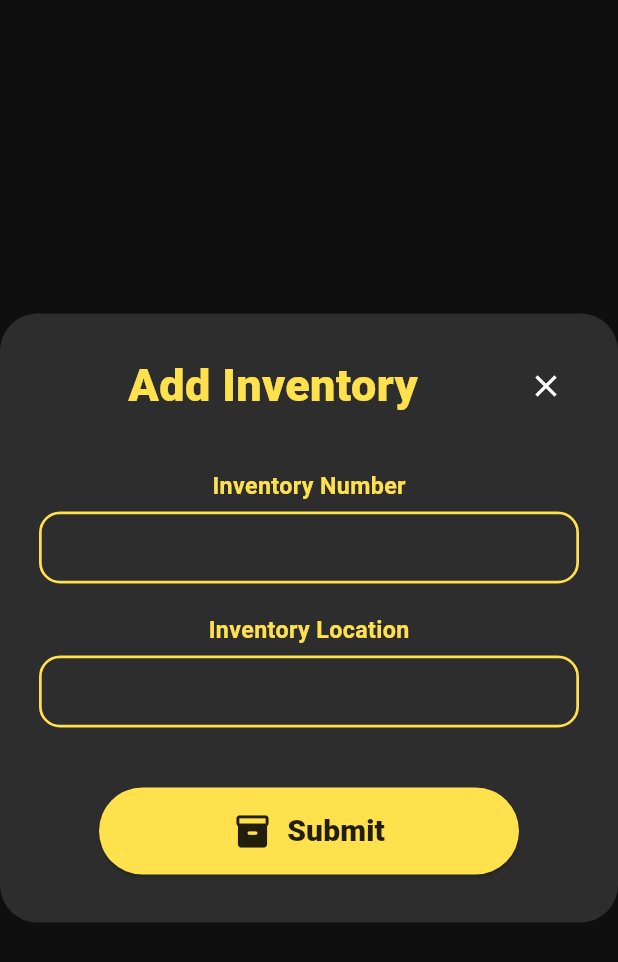
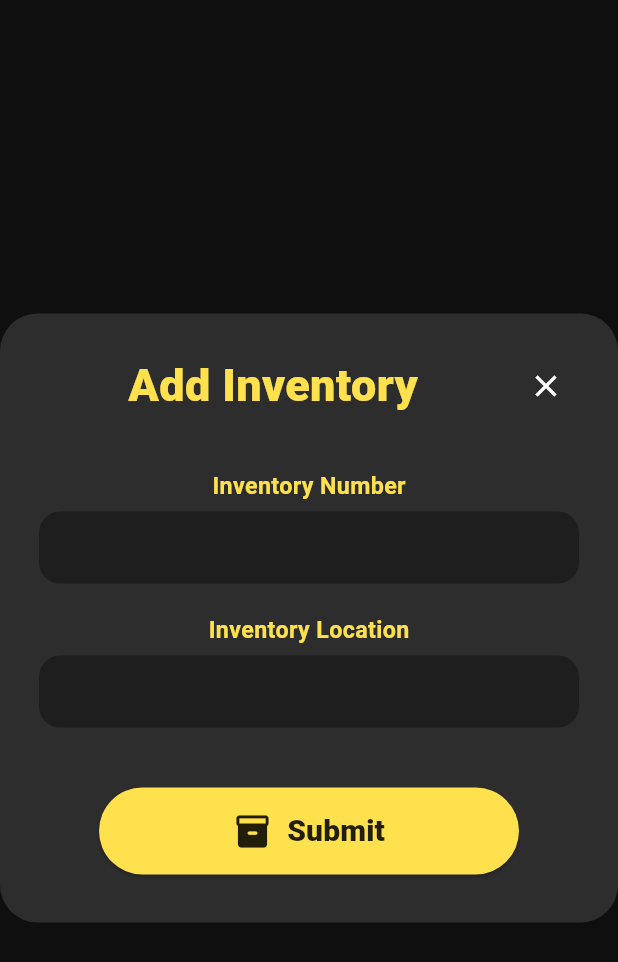
Before and after one commit to RamiRimawi/Graduation, a Flutter app: the AddInventoryPopup widget shown alone on an empty page, opened directly with empty values, on a phone screen of 412 x 824 dp. Shown: the top 962 px of the screen. Run offline on Flutter 3.47's test engine with Material 3 defaults, Android fonts, the phone set to English and light mode, and no system bars; our stand-ins replace font_awesome_flutter, google_fonts, image_picker, supabase_flutter; accounts and stored records are empty.

```diff
--- a/lib/Website/add_inventory_pop.dart
+++ b/lib/Website/add_inventory_pop.dart
@@ -175,14 +175,14 @@ class _AddInventoryPopupState extends State<AddInventoryPopup> {
         hintText: hint,
         hintStyle: const TextStyle(color: Colors.white54, fontSize: 15),
         filled: true,
-        fillColor: const Color(0xFF2D2D2D),
+        fillColor: const Color(0xFF1E1E1E),
         border: OutlineInputBorder(
           borderRadius: BorderRadius.circular(14),
-          borderSide: const BorderSide(color: Color(0xFFFFE14D), width: 2),
+          borderSide: BorderSide.none,
         ),
         enabledBorder: OutlineInputBorder(
           borderRadius: BorderRadius.circular(14),
-          borderSide: const BorderSide(color: Color(0xFFFFE14D), width: 1.8),
+          borderSide: const BorderSide(color: Colors.transparent, width: 1.5),
         ),
         focusedBorder: OutlineInputBorder(
           borderRadius: BorderRadius.circular(14),
```
Also changed, not shown: lib/Website/users_management_page.dart (+4 -4 lines).
